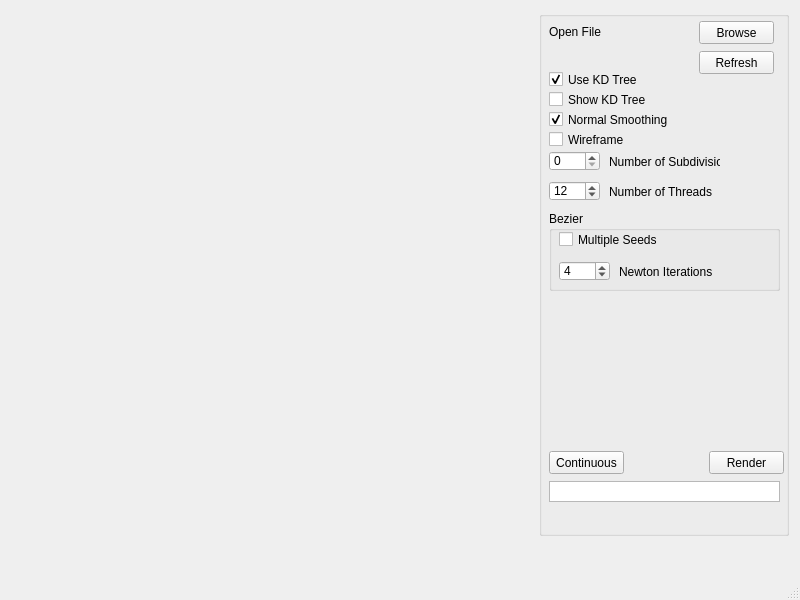
The window that mainwindow.ui (georgidunchev/RTBezie1) describes before a commit, drawn with Qt 5.
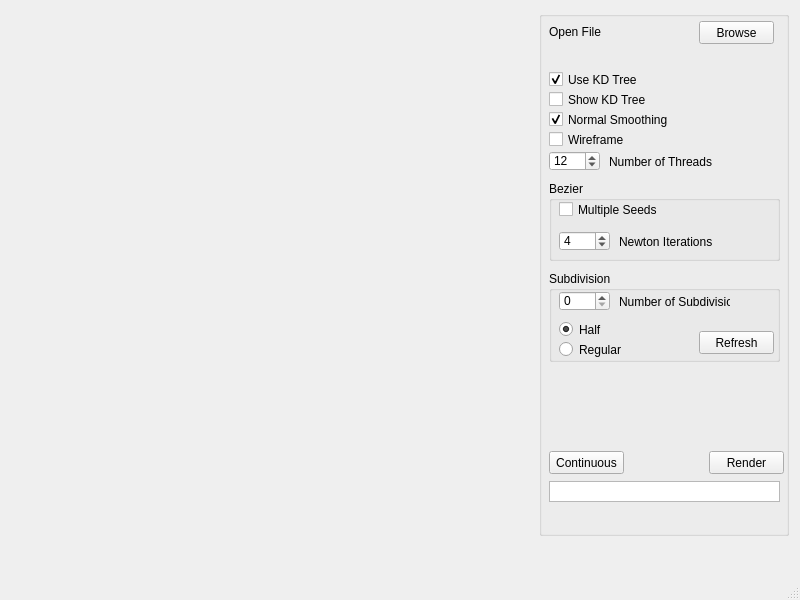
The same window after the commit. Custom widgets are drawn as their Qt base class.

Commit message: Select half or regular subdivision

Diff of the .ui file:
```diff
--- a/mainwindow.ui
+++ b/mainwindow.ui
@@ -11,7 +11,7 @@
    </rect>
   </property>
   <property name="sizePolicy">
-   <sizepolicy hsizetype="Maximum" vsizetype="Maximum">
+   <sizepolicy hsizetype="Fixed" vsizetype="Fixed">
     <horstretch>0</horstretch>
     <verstretch>0</verstretch>
    </sizepolicy>
@@ -161,19 +161,6 @@
           <string>Open File</string>
          </property>
         </widget>
-        <widget class="QPushButton" name="butRefresh">
-         <property name="geometry">
-          <rect>
-           <x>160</x>
-           <y>40</y>
-           <width>75</width>
-           <height>23</height>
-          </rect>
-         </property>
-         <property name="text">
-          <string>Refresh</string>
-         </property>
-        </widget>
         <widget class="QCheckBox" name="UseKDTreeCheckbox">
          <property name="geometry">
           <rect>
@@ -212,29 +199,6 @@
           <bool>true</bool>
          </property>
         </widget>
-        <widget class="QSpinBox" name="NumberOfSubdivisions">
-         <property name="geometry">
-          <rect>
-           <x>10</x>
-           <y>140</y>
-           <width>51</width>
-           <height>20</height>
-          </rect>
-         </property>
-        </widget>
-        <widget class="QLabel" name="labelNofSubdivisions">
-         <property name="geometry">
-          <rect>
-           <x>70</x>
-           <y>140</y>
-           <width>111</width>
-           <height>21</height>
-          </rect>
-         </property>
-         <property name="text">
-          <string>Number of Subdivisions</string>
-         </property>
-        </widget>
         <widget class="QCheckBox" name="ShowKDTreeCheckbox">
          <property name="geometry">
           <rect>
@@ -271,7 +235,7 @@
          <property name="geometry">
           <rect>
            <x>10</x>
-           <y>170</y>
+           <y>140</y>
            <width>51</width>
            <height>20</height>
           </rect>
@@ -287,7 +251,7 @@
          <property name="geometry">
           <rect>
            <x>70</x>
-           <y>170</y>
+           <y>140</y>
            <width>111</width>
            <height>21</height>
           </rect>
@@ -300,7 +264,7 @@
          <property name="geometry">
           <rect>
            <x>10</x>
-           <y>200</y>
+           <y>170</y>
            <width>231</width>
            <height>80</height>
           </rect>
@@ -360,6 +324,87 @@
           </property>
          </widget>
         </widget>
+        <widget class="QGroupBox" name="groupBox_2">
+         <property name="geometry">
+          <rect>
+           <x>10</x>
+           <y>260</y>
+           <width>231</width>
+           <height>91</height>
+          </rect>
+         </property>
+         <property name="title">
+          <string>Subdivision</string>
+         </property>
+         <widget class="QPushButton" name="butRefresh">
+          <property name="geometry">
+           <rect>
+            <x>150</x>
+            <y>60</y>
+            <width>75</width>
+            <height>23</height>
+           </rect>
+          </property>
+          <property name="text">
+           <string>Refresh</string>
+          </property>
+         </widget>
+         <widget class="QLabel" name="labelNofSubdivisions">
+          <property name="geometry">
+           <rect>
+            <x>70</x>
+            <y>20</y>
+            <width>111</width>
+            <height>21</height>
+           </rect>
+          </property>
+          <property name="text">
+           <string>Number of Subdivisions</string>
+          </property>
+         </widget>
+         <widget class="QSpinBox" name="NumberOfSubdivisions">
+          <property name="geometry">
+           <rect>
+            <x>10</x>
+            <y>20</y>
+            <width>51</width>
+            <height>20</height>
+           </rect>
+          </property>
+         </widget>
+         <widget class="QRadioButton" name="HalfRB">
+          <property name="geometry">
+           <rect>
+            <x>10</x>
+            <y>50</y>
+            <width>82</width>
+            <height>17</height>
+           </rect>
+          </property>
+          <property name="text">
+           <string>Half</string>
+          </property>
+          <property name="checked">
+           <bool>true</bool>
+          </property>
+         </widget>
+         <widget class="QRadioButton" name="RegularRB">
+          <property name="geometry">
+           <rect>
+            <x>10</x>
+            <y>70</y>
+            <width>82</width>
+            <height>17</height>
+           </rect>
+          </property>
+          <property name="text">
+           <string>Regular</string>
+          </property>
+          <property name="checked">
+           <bool>false</bool>
+          </property>
+         </widget>
+        </widget>
        </widget>
       </item>
      </layout>
```
The commit also changes 6 other files.
